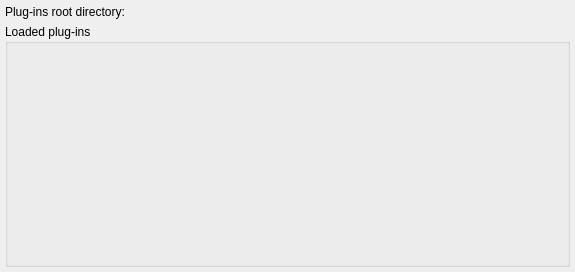
The window that libs/libgui/ui/settings/pluginsconfigwidget.ui (maniac787/pgmodeler) describes before a commit, drawn with Qt 5.
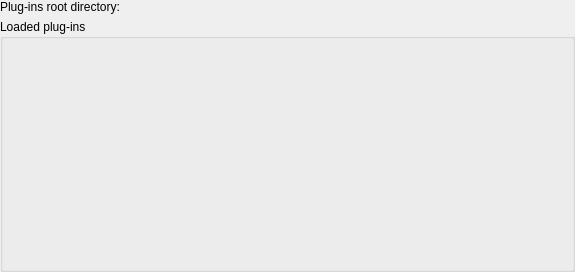
The same window after the commit.

```diff
--- a/libs/libgui/ui/settings/pluginsconfigwidget.ui
+++ b/libs/libgui/ui/settings/pluginsconfigwidget.ui
@@ -18,16 +18,16 @@
     <number>5</number>
    </property>
    <property name="leftMargin">
-    <number>5</number>
+    <number>0</number>
    </property>
    <property name="topMargin">
-    <number>5</number>
+    <number>0</number>
    </property>
    <property name="rightMargin">
-    <number>5</number>
+    <number>0</number>
    </property>
    <property name="bottomMargin">
-    <number>5</number>
+    <number>0</number>
    </property>
    <item>
     <widget class="QLabel" name="root_dir_lbl">
```
